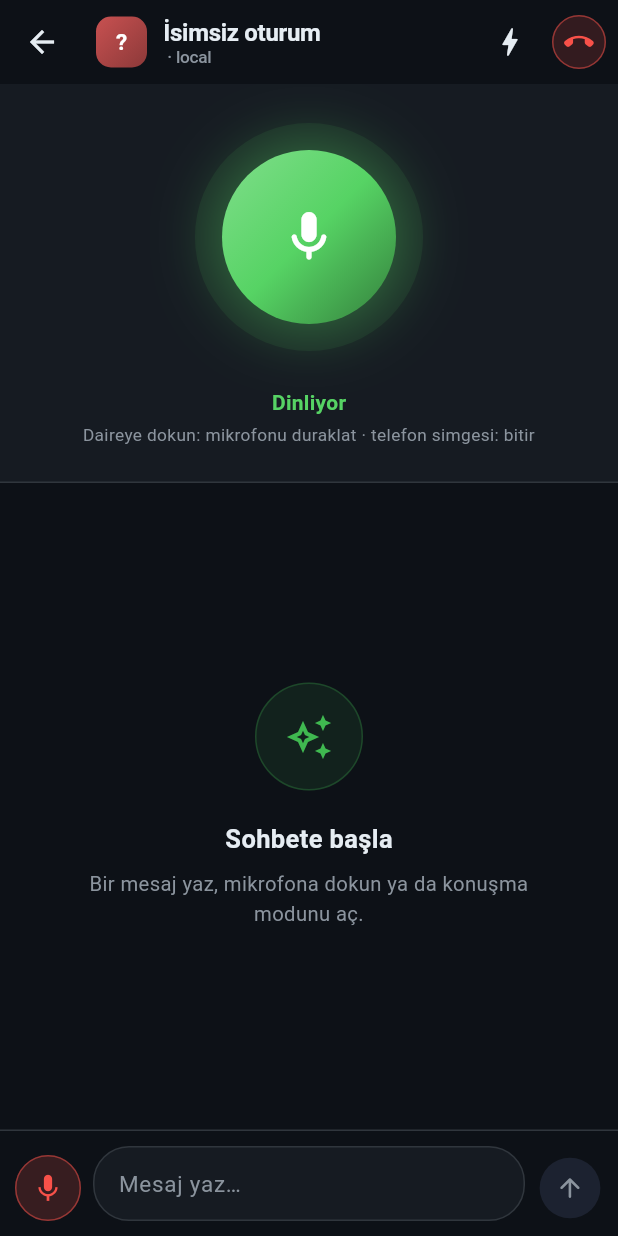
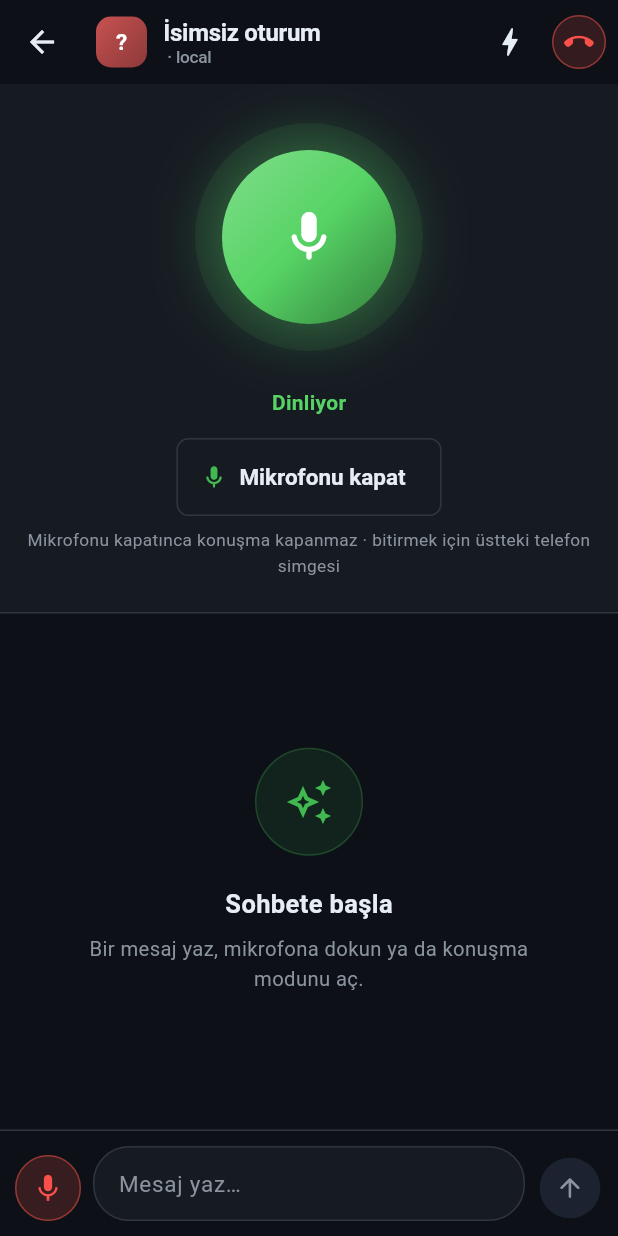
Before and after one commit to berkayturanci/voicebridge, a Flutter app: the ChatScreen screen opened directly with empty values, after a tap on the "mic none" icon, after a tap on the "graphic eq" icon, on a phone screen of 412 x 824 dp. Run offline on Flutter 3.47's test engine with Material 3 defaults, Android fonts, the phone set to English and light mode, and no system bars; our stand-ins replace flutter_tts, shared_preferences, speech_to_text, wakelock_plus; accounts and stored records are empty; network calls fail.

Commit message:
app: clear mic on/off in talking mode + keep screen awake (no dropped connection)
- Talking panel now has an explicit "Mikrofonu kapat/aç" button that pauses the
  mic without ending the conversation (the phone icon still exits). The orb is
  also tappable for the same.
- Keep the screen awake (wakelock_plus) while talking mode is on, so locking /
  the screen timing out no longer drops the bridge connection mid-conversation.

Co-Authored-By: Claude Opus 4.8 <noreply@anthropic.com>

```diff
--- a/app/lib/screens/chat_screen.dart
+++ b/app/lib/screens/chat_screen.dart
@@ -3,6 +3,7 @@ import 'dart:math' as math;
 
 import 'package:flutter/material.dart';
 import 'package:flutter_tts/flutter_tts.dart';
+import 'package:wakelock_plus/wakelock_plus.dart';
 import 'package:shared_preferences/shared_preferences.dart';
 import 'package:speech_to_text/speech_to_text.dart';
 
@@ -94,6 +95,7 @@ class _ChatScreenState extends State<ChatScreen> {
 
   @override
   void dispose() {
+    WakelockPlus.disable();
     _stt.cancel();
     _tts.stop();
     _input.dispose();
@@ -162,6 +164,7 @@ class _ChatScreenState extends State<ChatScreen> {
   void _toggleTalking() async {
     if (_talking) {
       setState(() { _talking = false; _talkMuted = false; });
+      WakelockPlus.disable();
       await _stt.stop();
       await _tts.stop();
       setState(() => _listening = false);
@@ -169,6 +172,7 @@ class _ChatScreenState extends State<ChatScreen> {
     }
     if (!await _ensureStt()) return;
     setState(() { _talking = true; _talkMuted = false; });
+    WakelockPlus.enable(); // keep the screen on so the bridge connection doesn't drop
     _listen();
   }
 
@@ -427,13 +431,30 @@ class _ChatScreenState extends State<ChatScreen> {
               ),
             ),
           ),
-          const SizedBox(height: 4),
-          Text(
-            _talkMuted
-                ? 'Mikrofon sessiz · devam için daireye dokun'
-                : 'Daireye dokun: mikrofonu duraklat · telefon simgesi: bitir',
+          const SizedBox(height: 14),
+          // Clear mic on/off — mutes the mic WITHOUT ending the conversation.
+          OutlinedButton.icon(
+            onPressed: _toggleMute,
+            icon: Icon(
+              _talkMuted ? Icons.mic_off_rounded : Icons.mic_rounded,
+              size: 18,
+              color: _talkMuted ? VbColors.danger : VbColors.accent,
+            ),
+            label: Text(_talkMuted ? 'Mikrofonu aç' : 'Mikrofonu kapat'),
+            style: OutlinedButton.styleFrom(
+              foregroundColor:
+                  _talkMuted ? VbColors.danger : VbColors.textPrimary,
+              side: BorderSide(
+                  color: _talkMuted ? VbColors.danger : VbColors.border),
+              shape: RoundedRectangleBorder(
+                  borderRadius: BorderRadius.circular(VbRadius.chip)),
+            ),
+          ),
+          const SizedBox(height: 8),
+          const Text(
+            'Mikrofonu kapatınca konuşma kapanmaz · bitirmek için üstteki telefon simgesi',
             textAlign: TextAlign.center,
-            style: const TextStyle(fontSize: 11.5, color: VbColors.textMuted),
+            style: TextStyle(fontSize: 11.5, color: VbColors.textMuted),
           ),
         ],
       ),
--- a/app/pubspec.yaml
+++ b/app/pubspec.yaml
@@ -14,6 +14,7 @@ dependencies:
   shared_preferences: ^2.2.0
   speech_to_text: ^6.6.0
   flutter_tts: ^3.8.5
+  wakelock_plus: ^1.2.5   # keep the screen awake during talking mode (so the connection doesn't drop)
 
 dev_dependencies:
   flutter_lints: ^3.0.0
```
